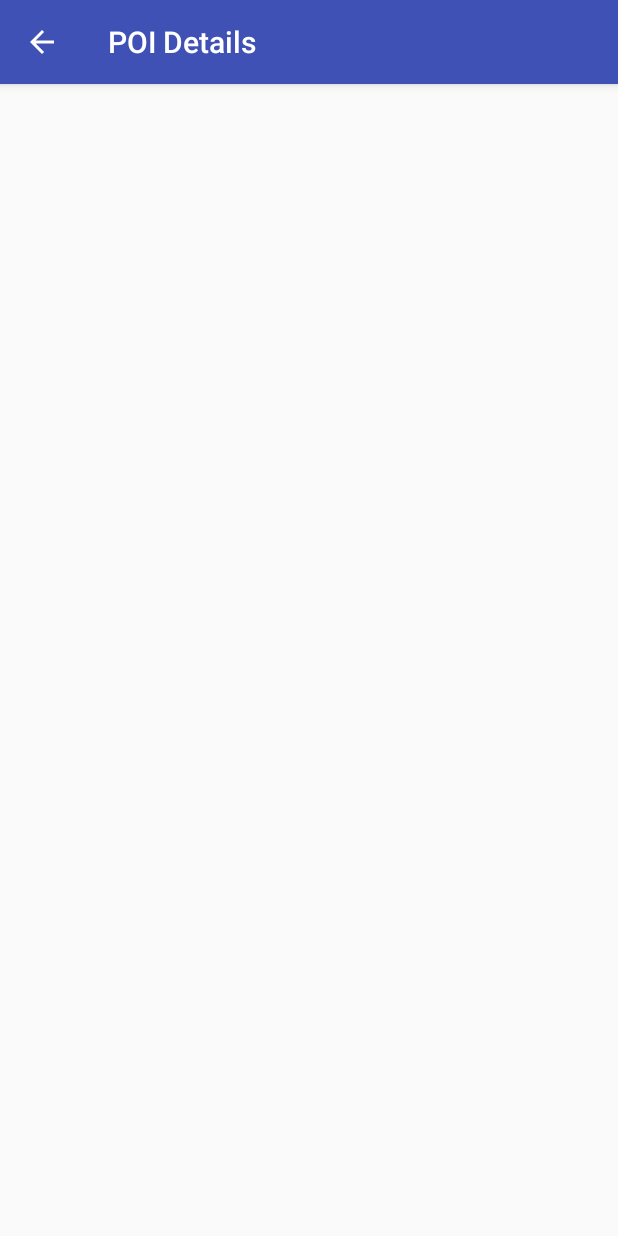
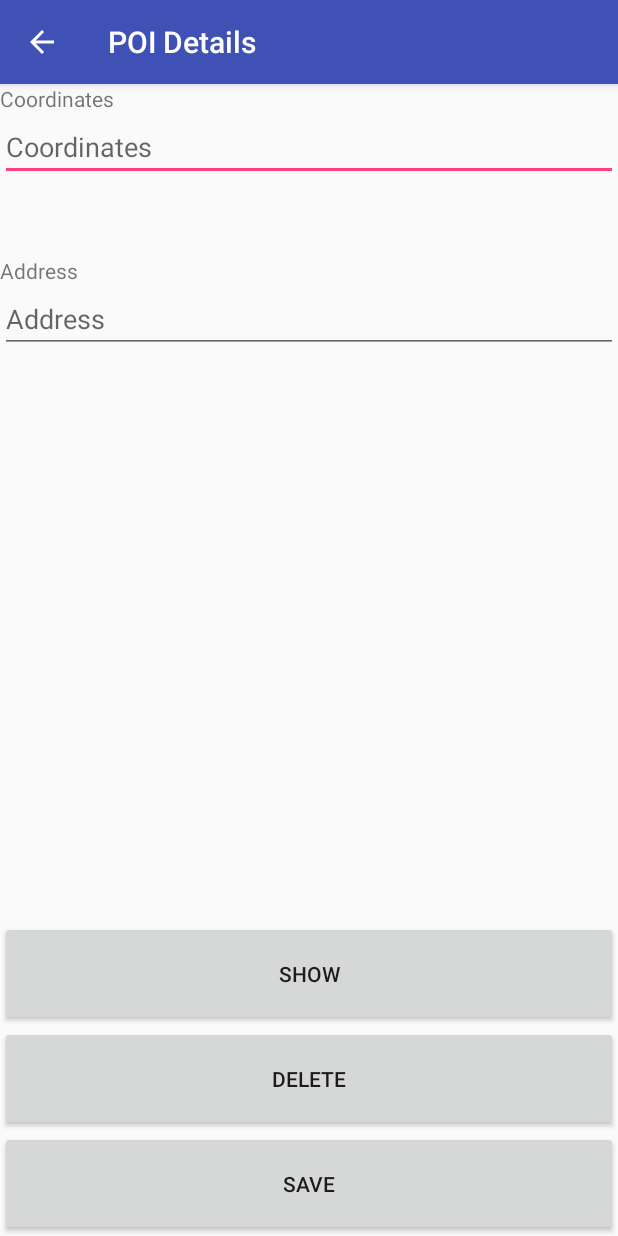
Before and after one commit to rraumberger/mobappdev-poi, an Android app: the DetailPoiActivity screen opened directly, with no data from a screen before it, on a phone screen of 412 x 824 dp. Run offline under Robolectric (Android 15) with nearby library versions, the phone set to English and light mode, and no system bars.

Commit message:
added detail screen; visual improvements

```diff
--- a/app/src/main/java/at/fhj/mappdev/poiapp/DetailPoiActivity.java
+++ b/app/src/main/java/at/fhj/mappdev/poiapp/DetailPoiActivity.java
@@ -1,18 +1,60 @@
 package at.fhj.mappdev.poiapp;
 
+import android.content.Intent;
+import android.content.SharedPreferences;
+import android.net.Uri;
 import android.os.Bundle;
-import android.support.design.widget.FloatingActionButton;
-import android.support.design.widget.Snackbar;
 import android.support.v7.app.AppCompatActivity;
-import android.support.v7.widget.Toolbar;
 import android.view.View;
+import android.widget.EditText;
+import android.widget.TextView;
+
+import java.util.Locale;
 
 public class DetailPoiActivity extends AppCompatActivity {
+
+    public static final String POI_KEY = "poiKey";
 
     @Override
     protected void onCreate(Bundle savedInstanceState) {
         super.onCreate(savedInstanceState);
         setContentView(R.layout.activity_detail_poi);
+
+        final String poiKey = getIntent().getStringExtra(POI_KEY);
+        final SharedPreferences sharedPreferences = PreferencesHelper.openPreferences(this);
+        final String address = sharedPreferences.getString(poiKey, null);
+
+        ((EditText) findViewById(R.id.tfAddress)).setText(address);
+        ((EditText) findViewById(R.id.tfCoordinates)).setText(poiKey);
+
+        findViewById(R.id.btnSavePoi).setOnClickListener(new View.OnClickListener() {
+            @Override
+            public void onClick(View v) {
+                final String coordinates = ((TextView) findViewById(R.id.tfCoordinates)).getText().toString();
+                final CharSequence address = ((TextView) findViewById(R.id.tfAddress)).getText();
+
+                PreferencesHelper.updatePoi(DetailPoiActivity.this, poiKey, coordinates, address);
+                finish();
+            }
+        });
+
+        findViewById(R.id.btnDeletePoi).setOnClickListener(new View.OnClickListener() {
+            @Override
+            public void onClick(View v) {
+                PreferencesHelper.deletePoi(DetailPoiActivity.this, poiKey);
+                finish();
+            }
+        });
+
+        findViewById(R.id.btnShowPoi).setOnClickListener(new View.OnClickListener() {
+            @Override
+            public void onClick(View v) {
+                String uri = String.format(Locale.ENGLISH, "geo:0,0?q=%s(%s)",
+                        poiKey, address);
+                Intent intent = new Intent(Intent.ACTION_VIEW, Uri.parse(uri));
+                DetailPoiActivity.this.startActivity(intent);
+            }
+        });
     }
 
 }
--- a/app/src/main/java/at/fhj/mappdev/poiapp/MainActivity.java
+++ b/app/src/main/java/at/fhj/mappdev/poiapp/MainActivity.java
@@ -13,14 +13,14 @@ public class MainActivity extends AppCompatActivity {
         super.onCreate(savedInstanceState);
         setContentView(R.layout.activity_main);
 
-        final Button addPoi = (Button) findViewById(R.id.addPoi);
+        final Button addPoi = (Button) findViewById(R.id.btnAddPoi);
         addPoi.setOnClickListener(new View.OnClickListener() {
             public void onClick(View v) {
                 intent(NewPoiActivity.class);
             }
         });
 
-        final Button myPoi = (Button) findViewById(R.id.myPoi);
+        final Button myPoi = (Button) findViewById(R.id.btnAllPoi);
         myPoi.setOnClickListener(new View.OnClickListener() {
             public void onClick(View v) {
                 intent(AllPoiActivity.class);
--- a/app/src/main/res/layout/activity_detail_poi.xml
+++ b/app/src/main/res/layout/activity_detail_poi.xml
@@ -1,59 +1,63 @@
 <?xml version="1.0" encoding="utf-8"?>
-<android.support.constraint.ConstraintLayout xmlns:android="http://schemas.android.com/apk/res/android"
+<android.widget.RelativeLayout xmlns:android="http://schemas.android.com/apk/res/android"
     xmlns:app="http://schemas.android.com/apk/res-auto"
     xmlns:tools="http://schemas.android.com/tools"
     android:layout_width="match_parent"
     android:layout_height="match_parent"
     tools:context="at.fhj.mappdev.poiapp.DetailPoiActivity">
 
-    <GridLayout
-        android:layout_width="0dp"
-        android:layout_height="0dp"
-        tools:layout_constraintTop_creator="1"
-        tools:layout_constraintRight_creator="1"
-        tools:layout_constraintBottom_creator="1"
-        android:layout_marginStart="8dp"
-        app:layout_constraintBottom_toBottomOf="parent"
-        android:layout_marginEnd="8dp"
-        app:layout_constraintRight_toRightOf="parent"
-        android:layout_marginTop="8dp"
-        tools:layout_constraintLeft_creator="1"
-        android:layout_marginBottom="8dp"
-        app:layout_constraintLeft_toLeftOf="parent"
-        app:layout_constraintTop_toTopOf="parent">
+    <TextView
+        android:id="@+id/lbCoordinates"
+        android:layout_width="wrap_content"
+        android:layout_height="wrap_content"
+        android:layout_alignParentTop="true"
+        android:text="@string/coordinates" />
 
-        <LinearLayout
-            android:layout_width="match_parent"
-            android:layout_height="wrap_content"
-            android:orientation="horizontal">
+    <EditText
+        android:id="@+id/tfCoordinates"
+        android:layout_width="match_parent"
+        android:layout_height="wrap_content"
+        android:layout_below="@id/lbCoordinates"
+        android:hint="@string/coordinates" />
 
-            <TextView
-                android:layout_width="wrap_content"
-                android:layout_height="@dimen/default_element_height"
-                android:text="@string/coordinates" />
+    <TextView
+        android:id="@+id/lbAddress"
+        android:layout_width="wrap_content"
+        android:layout_height="wrap_content"
+        android:layout_below="@id/tfCoordinates"
+        android:layout_marginTop="50dp"
+        android:text="@string/address" />
 
-            <EditText
-                android:id="@+id/cardholderName"
-                android:layout_width="0dp"
-                android:layout_height="@dimen/default_element_height"
-                android:layout_weight="1"
-                android:gravity="end|center_vertical"
-                android:hint="@string/coordinates"
-                android:imeOptions="actionNext"
-                android:maxLines="1" />
-        </LinearLayout>
+    <EditText
+        android:id="@+id/tfAddress"
+        android:layout_width="match_parent"
+        android:layout_height="wrap_content"
+        android:layout_below="@id/lbAddress"
+        android:hint="@string/address" />
 
-        <Button
-            android:id="@+id/show"
-            android:layout_width="wrap_content"
-            android:layout_height="wrap_content"
-            android:text="@string/show" />
+    <Button
+        android:id="@+id/btnSavePoi"
+        android:layout_width="match_parent"
+        android:layout_height="wrap_content"
+        android:layout_alignParentBottom="true"
+        android:padding="25dp"
+        android:text="@string/save" />
 
-        <Button
-            android:id="@+id/button"
-            android:layout_width="wrap_content"
-            android:layout_height="wrap_content"
-            android:text="@string/delete" />
-    </GridLayout>
+    <Button
+        android:id="@+id/btnDeletePoi"
+        android:layout_width="match_parent"
+        android:layout_height="wrap_content"
+        android:layout_above="@id/btnSavePoi"
+        android:padding="25dp"
+        android:text="@string/delete" />
 
-</android.support.constraint.ConstraintLayout>
+    <Button
+        android:id="@+id/btnShowPoi"
+        android:layout_width="match_parent"
+        android:layout_height="wrap_content"
+        android:layout_above="@id/btnDeletePoi"
+        android:padding="25dp"
+        android:text="@string/show" />
+
+
+</android.widget.RelativeLayout>
--- a/app/src/main/res/values/strings.xml
+++ b/app/src/main/res/values/strings.xml
@@ -3,7 +3,7 @@
     <string name="action_settings">Settings</string>
     <string name="poi_shared_prefs">poi_shared_prefs</string>
     <string name="save">Save</string>
-    <string name="coordinates">Koordinaten</string>
+    <string name="coordinates">Coordinates</string>
     <string name="geocode">Geocode</string>
     <string name="get_gps">Get GPS</string>
     <string name="title_activity_all_poi">All POIs</string>
@@ -13,4 +13,5 @@
     <string name="show">Show</string>
     <string name="delete">Delete</string>
     <string name="address">Address</string>
+    <string name="mypoi">MyPOI</string>
 </resources>
```
Also changed, not shown: app/src/main/java/at/fhj/mappdev/poiapp/AllPoiActivity.java (+45 -4 lines), app/src/main/java/at/fhj/mappdev/poiapp/NewPoiActivity.java (+8 -18 lines), app/src/main/java/at/fhj/mappdev/poiapp/PreferencesHelper.java (added, +48 -0 lines), app/src/main/res/layout/activity_all_poi.xml (+4 -3 lines), app/src/main/res/layout/activity_main.xml (+20 -28 lines), app/src/main/res/layout/activity_new_poi.xml (+33 -45 lines).
